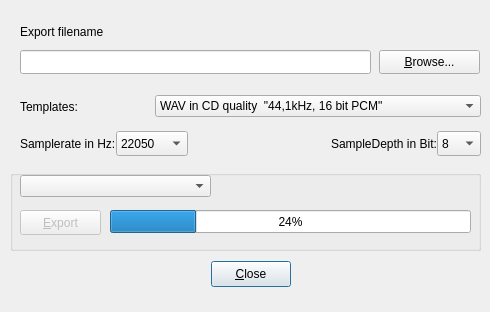
The window that gui/src/UI/ExportSongDialog_UI.ui (hydrogen-music/hydrogen) describes before a commit, drawn with Qt 5.
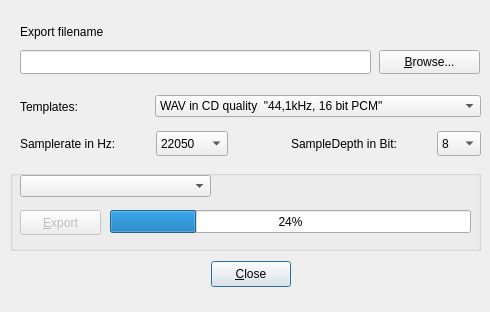
The same window after the commit.

Commit message: some exportdialog layout changes

```diff
--- a/gui/src/UI/ExportSongDialog_UI.ui
+++ b/gui/src/UI/ExportSongDialog_UI.ui
@@ -209,6 +209,19 @@
         </property>
        </widget>
       </item>
+      <item>
+       <spacer name="horizontalSpacer_2">
+        <property name="orientation">
+         <enum>Qt::Horizontal</enum>
+        </property>
+        <property name="sizeHint" stdset="0">
+         <size>
+          <width>40</width>
+          <height>20</height>
+         </size>
+        </property>
+       </spacer>
+      </item>
       <item>
        <widget class="QComboBox" name="sampleRateCombo">
         <property name="maximumSize">
@@ -259,6 +272,19 @@
       </property>
      </spacer>
     </item>
+    <item>
+     <spacer name="horizontalSpacer_4">
+      <property name="orientation">
+       <enum>Qt::Horizontal</enum>
+      </property>
+      <property name="sizeHint" stdset="0">
+       <size>
+        <width>40</width>
+        <height>20</height>
+       </size>
+      </property>
+     </spacer>
+    </item>
     <item>
      <layout class="QHBoxLayout" name="horizontalLayout_2">
       <item>
@@ -268,6 +294,19 @@
         </property>
        </widget>
       </item>
+      <item>
+       <spacer name="horizontalSpacer_3">
+        <property name="orientation">
+         <enum>Qt::Horizontal</enum>
+        </property>
+        <property name="sizeHint" stdset="0">
+         <size>
+          <width>40</width>
+          <height>20</height>
+         </size>
+        </property>
+       </spacer>
+      </item>
       <item>
        <widget class="QComboBox" name="sampleDepthCombo">
         <property name="maximumSize">
```
